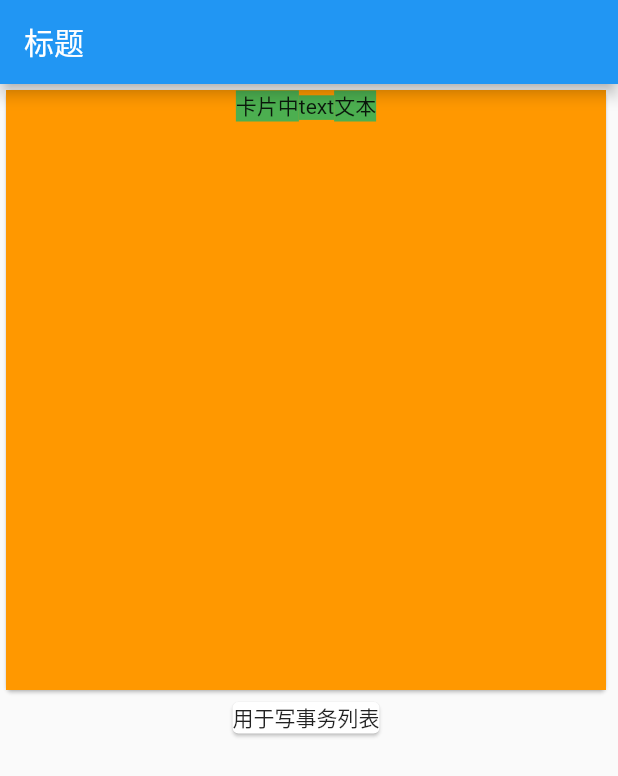
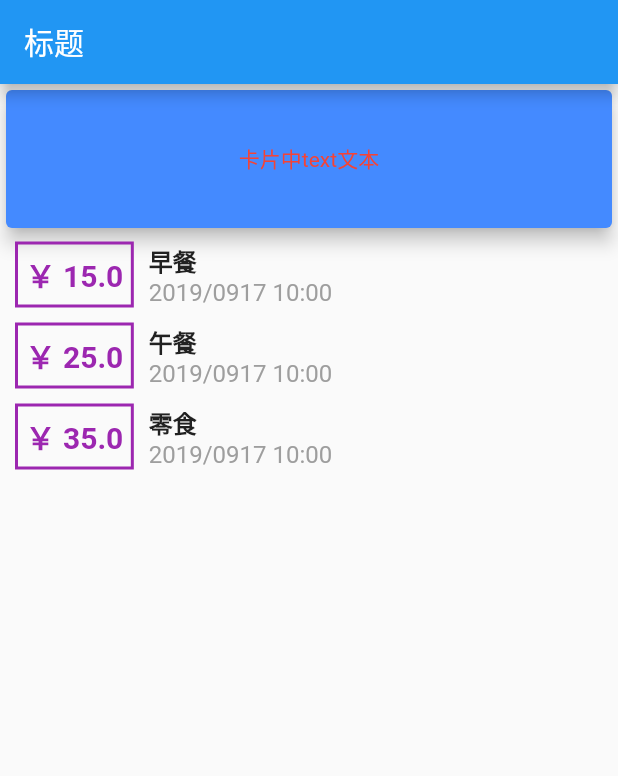
Before and after one commit to rockfang/flutter_expense_proj, a Flutter app: the screen it shows after launch, on a phone screen of 412 x 824 dp. Shown: the top 776 px of the screen. Run offline on Flutter 3.47's test engine with Material 2 defaults, Android fonts, the phone set to English and light mode, and no system bars.

Commit message:
Column Card Container basic use

```diff
--- a/lib/main.dart
+++ b/lib/main.dart
@@ -1,4 +1,6 @@
 import 'package:flutter/material.dart';
+import 'package:flutter_expense_proj/transaction.dart';
+import 'package:intl/intl.dart';
 
 void main() => runApp(MyApp());
 
@@ -7,22 +9,17 @@ class MyApp extends StatelessWidget {
   Widget build(BuildContext context) {
     return MaterialApp(
       title: 'Flutter Demo',
-      theme: ThemeData(
-        primarySwatch: Colors.blue,
-      ),
       home: MyHomePage(),
     );
   }
 }
 
-/**
- * 1.Column的高度是默认是double.infinity 即尽可能占满屏幕的 （通过MainAxisAlignment就能看出来）
- * 2.Card本身的宽高由其child的宽高决定,默认包裹child的宽高。
- * 3.Text的宽高，默认是包裹文本 textAlign设置text在其父布局水平方向的排版
- * 4.设置Text间隔样式： 给Text增加一层container包裹后设置container样式达到效果
- * 5.
- */
 class MyHomePage extends StatelessWidget {
+  List<Transaction> tData = [
+    Transaction(title: "早餐", amount: 15, datetime: DateTime.now()),
+    Transaction(title: "午餐", amount: 25, datetime: DateTime.now()),
+    Transaction(title: "零食", amount: 35, datetime: DateTime.now()),
+  ];
   @override
   Widget build(BuildContext context) {
     return Scaffold(
@@ -32,20 +29,59 @@ class MyHomePage extends StatelessWidget {
         body: Column(
           mainAxisAlignment: MainAxisAlignment.start,
           children: <Widget>[
-            Card(
-              child: Container(
-                width: 400,
-                height: 400,
-                child: Text(
-                  "卡片中text文本",
-                  style: TextStyle(backgroundColor: Colors.green),
-                  textAlign: TextAlign.center,
+            Container(
+              width: double.infinity,
+              height: 100,
+              child: Card(
+                child: Center(
+                  child: Text(
+                    "卡片中text文本",
+                    style: TextStyle(color: Colors.red),
+                    textAlign: TextAlign.center,
+                  ),
                 ),
-                color: Colors.orange,
+                color: Colors.blueAccent,
+                elevation: 5,
               ),
             ),
-            Card(
-              child: Text("用于写事务列表"),
+            Column(
+              crossAxisAlignment: CrossAxisAlignment.center,
+              children: tData.map((tx) {
+                return Row(
+                  children: <Widget>[
+                    Container(
+                      decoration: BoxDecoration(
+                        border: Border.all(color: Colors.purple, width: 2),
+                      ),
+                      margin: EdgeInsets.symmetric(horizontal: 10, vertical: 5),
+                      padding: EdgeInsets.all(5),
+                      child: Text(
+                        '￥ ${tx.amount}',
+                        style: TextStyle(
+                            fontSize: 20,
+                            fontWeight: FontWeight.bold,
+                            color: Colors.purple),
+                      ),
+                    ),
+                    Column(
+                      crossAxisAlignment: CrossAxisAlignment.start,
+                      children: <Widget>[
+                        Text(
+                          tx.title,
+                          style: TextStyle(
+                            fontSize: 16,
+                            fontWeight: FontWeight.bold,
+                          ),
+                        ),
+                        Text(
+                          DateFormat('yyyy/MMdd HH:ss').format(tx.datetime),
+                          style: TextStyle(color: Colors.grey, fontSize: 16),
+                        ),
+                      ],
+                    )
+                  ],
+                );
+              }).toList(),
             )
           ],
         ));
--- /dev/null
+++ b/lib/transaction.dart
@@ -0,0 +1,7 @@
+class Transaction {
+  String id;
+  String title;
+  double amount;
+  DateTime datetime = DateTime.now();
+  Transaction({this.title,this.amount,this.datetime});
+}
--- a/pubspec.yaml
+++ b/pubspec.yaml
@@ -27,6 +27,7 @@ dependencies:
 dev_dependencies:
   flutter_test:
     sdk: flutter
+  intl: ^0.16.0
 
 
 # For information on the generic Dart part of this file, see the
```
